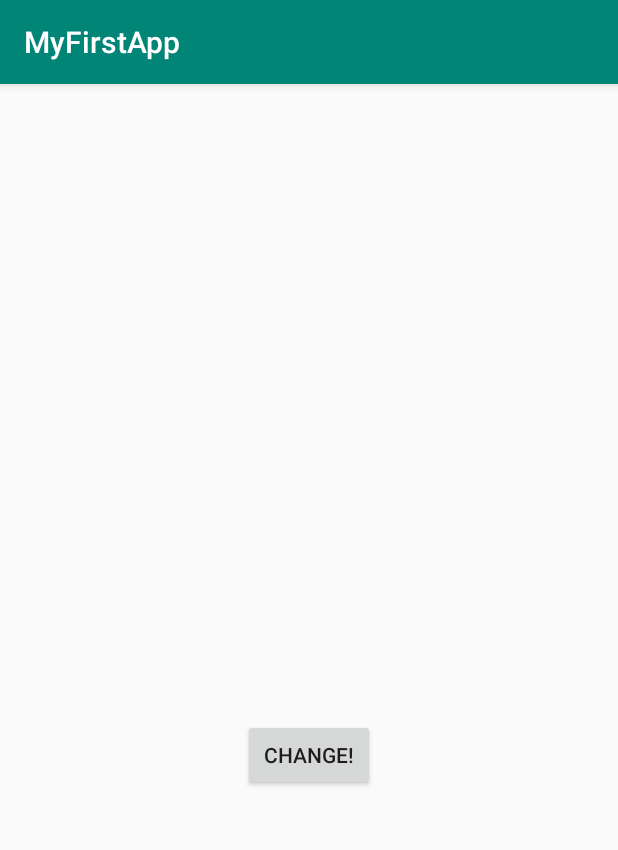
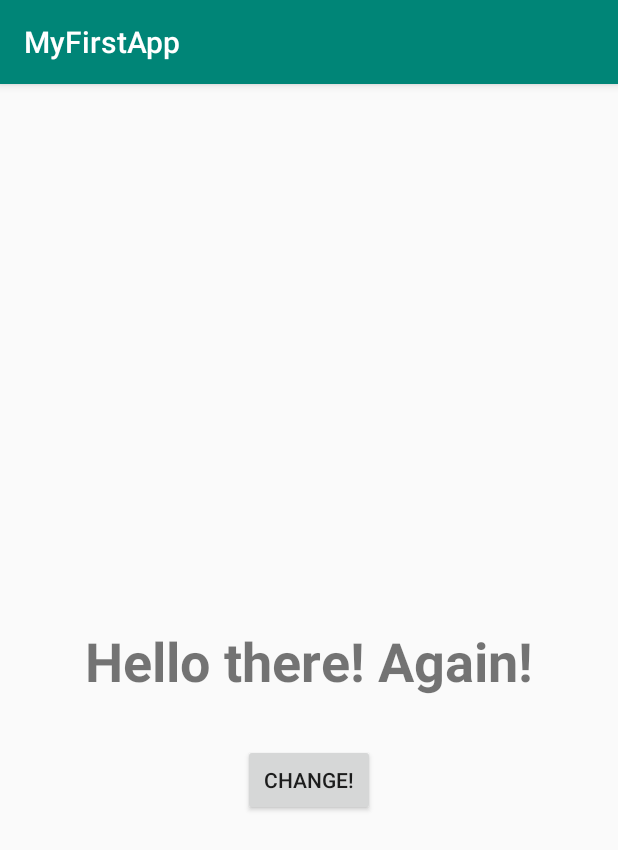
Before and after one commit to githubyosshi/AndroidSt_MyFirstApp, an Android app: the screen it shows after launch (MainActivity), after a tap on "CHANGE!", on a phone screen of 412 x 824 dp. Shown: the top 850 px of the screen. Run offline under Robolectric (Android 15) with nearby library versions, the phone set to English and light mode, and no system bars.

Commit message:
Method implementation commit

```diff
--- a/app/src/main/java/com/example/myfirstapp/MainActivity.kt
+++ b/app/src/main/java/com/example/myfirstapp/MainActivity.kt
@@ -12,6 +12,6 @@ class MainActivity : AppCompatActivity() {
         setContentView(R.layout.activity_main)
     }
     fun changeTextView(view: View) {
-        messageTextView.text = "Hello there!"
+        messageTextView.text = "Hello there! Again!"
     }
 }
--- a/app/src/main/res/layout/activity_main.xml
+++ b/app/src/main/res/layout/activity_main.xml
@@ -9,8 +9,8 @@
     <TextView
             android:text="@string/massege_text"
             android:layout_width="wrap_content"
-            android:layout_height="14dp"
-            android:id="@+id/messagetextView"
+            android:layout_height="48dp"
+            android:id="@+id/messageTextView"
             app:layout_constraintStart_toStartOf="parent"
             app:layout_constraintHorizontal_bias="0.5" app:layout_constraintEnd_toEndOf="parent"
             app:layout_constraintTop_toTopOf="parent" app:layout_constraintBottom_toBottomOf="parent"
@@ -21,6 +21,6 @@
             android:layout_height="wrap_content"
             android:id="@+id/changebutton" app:layout_constraintStart_toStartOf="parent"
             app:layout_constraintHorizontal_bias="0.5" app:layout_constraintEnd_toEndOf="parent"
-            app:layout_constraintTop_toBottomOf="@+id/messagetextView" android:layout_marginTop="32dp"
+            app:layout_constraintTop_toBottomOf="@+id/messageTextView" android:layout_marginTop="32dp"
             android:onClick="changeTextView"/>
 </androidx.constraintlayout.widget.ConstraintLayout>
```
